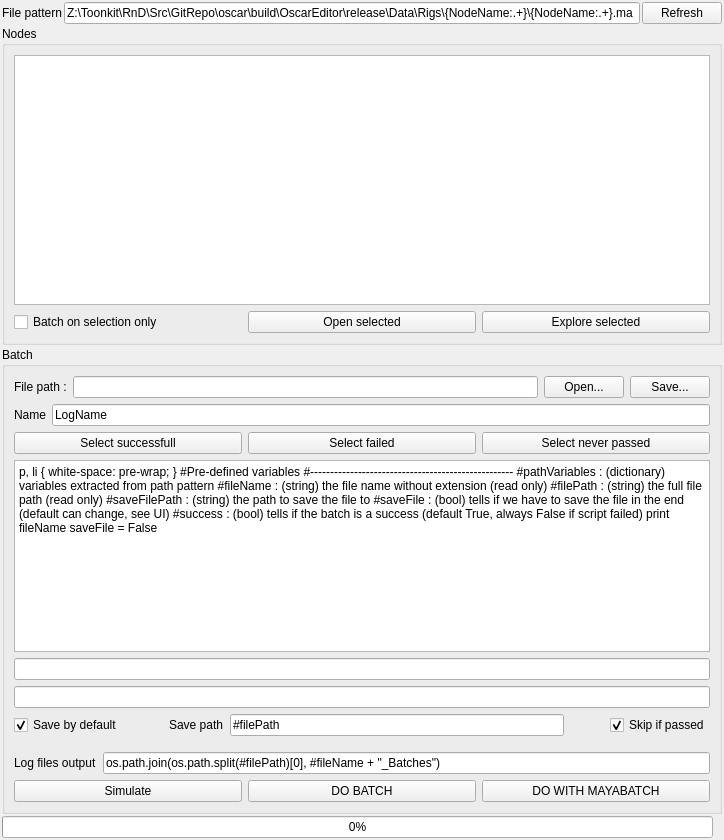
Old version of the form Maya/scripts/UI/tkNodesBatcher.ui in the repository CyrilToonkit/Toonkit_Module_Base.
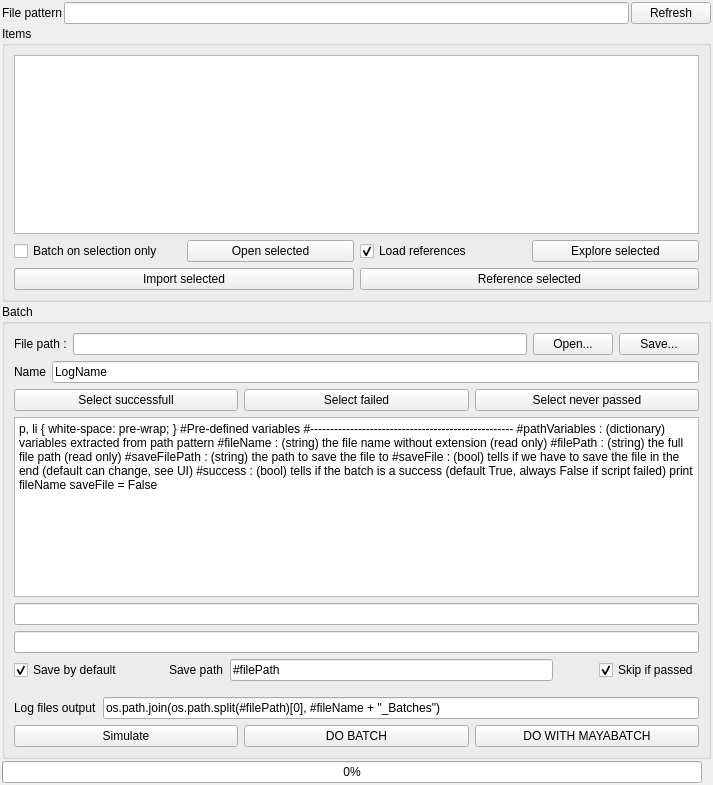
New version of the form. Icons and pictures are not drawn.

What changed in the file:
```diff
--- a/Maya/scripts/UI/tkNodesBatcher.ui
+++ b/Maya/scripts/UI/tkNodesBatcher.ui
@@ -6,8 +6,8 @@
    <rect>
     <x>0</x>
     <y>0</y>
-    <width>724</width>
-    <height>840</height>
+    <width>713</width>
+    <height>785</height>
    </rect>
   </property>
   <property name="windowTitle">
@@ -32,7 +32,7 @@
      <item>
       <widget class="QLineEdit" name="batcherPathLE">
        <property name="text">
-        <string>Z:\Toonkit\RnD\Src\GitRepo\oscar\build\OscarEditor\release\Data\Rigs\{NodeName:.+}\{NodeName:.+}.ma</string>
+        <string/>
        </property>
       </widget>
      </item>
@@ -48,7 +48,7 @@
    <item>
     <widget class="QGroupBox" name="Nodes">
      <property name="title">
-      <string>Nodes</string>
+      <string>Items</string>
      </property>
      <layout class="QVBoxLayout" name="verticalLayout_2">
       <item>
@@ -77,6 +77,16 @@
           </property>
          </widget>
         </item>
+        <item>
+         <widget class="QCheckBox" name="batcherLoadReferencesCB">
+          <property name="text">
+           <string>Load references</string>
+          </property>
+          <property name="checked">
+           <bool>true</bool>
+          </property>
+         </widget>
+        </item>
         <item>
          <widget class="QPushButton" name="batcherExploreSelectedCB">
           <property name="text">
@@ -86,6 +96,27 @@
         </item>
        </layout>
       </item>
+      <item>
+       <layout class="QHBoxLayout" name="horizontalLayout_10">
+        <property name="topMargin">
+         <number>0</number>
+        </property>
+        <item>
+         <widget class="QPushButton" name="batcherImportSelectedBT">
+          <property name="text">
+           <string>Import selected</string>
+          </property>
+         </widget>
+        </item>
+        <item>
+         <widget class="QPushButton" name="batcherReferenceSelectedBT">
+          <property name="text">
+           <string>Reference selected</string>
+          </property>
+         </widget>
+        </item>
+       </layout>
+      </item>
      </layout>
     </widget>
    </item>
@@ -192,6 +223,7 @@
 &lt;p style=&quot; margin-top:0px; margin-bottom:0px; margin-left:0px; margin-right:0px; -qt-block-indent:0; text-indent:0px;&quot;&gt;&lt;span style=&quot; font-size:8pt;&quot;&gt;#success : (bool) tells if the batch is a success (default True, always False if script failed)&lt;/span&gt;&lt;/p&gt;
 &lt;p style=&quot;-qt-paragraph-type:empty; margin-top:0px; margin-bottom:0px; margin-left:0px; margin-right:0px; -qt-block-indent:0; text-indent:0px; font-size:8pt;&quot;&gt;&lt;/p&gt;
 &lt;p style=&quot; margin-top:0px; margin-bottom:0px; margin-left:0px; margin-right:0px; -qt-block-indent:0; text-indent:0px;&quot;&gt;&lt;span style=&quot; font-size:8pt;&quot;&gt;&lt;br /&gt;&lt;/span&gt;&lt;/p&gt;
+&lt;p style=&quot; margin-top:0px; margin-bottom:0px; margin-left:0px; margin-right:0px; -qt-block-indent:0; text-indent:0px;&quot;&gt;&lt;span style=&quot; font-size:8pt;&quot;&gt;&lt;br /&gt;&lt;/span&gt;&lt;/p&gt;
 &lt;p style=&quot; margin-top:0px; margin-bottom:0px; margin-left:0px; margin-right:0px; -qt-block-indent:0; text-indent:0px;&quot;&gt;&lt;span style=&quot; font-size:8pt;&quot;&gt;print fileName&lt;/span&gt;&lt;/p&gt;
 &lt;p style=&quot; margin-top:0px; margin-bottom:0px; margin-left:0px; margin-right:0px; -qt-block-indent:0; text-indent:0px;&quot;&gt;&lt;span style=&quot; font-size:8pt;&quot;&gt;saveFile = False&lt;/span&gt;&lt;/p&gt;&lt;/body&gt;&lt;/html&gt;</string>
         </property>
```
Left out of the diff: 66 changed lines with no effect on the pictures.
